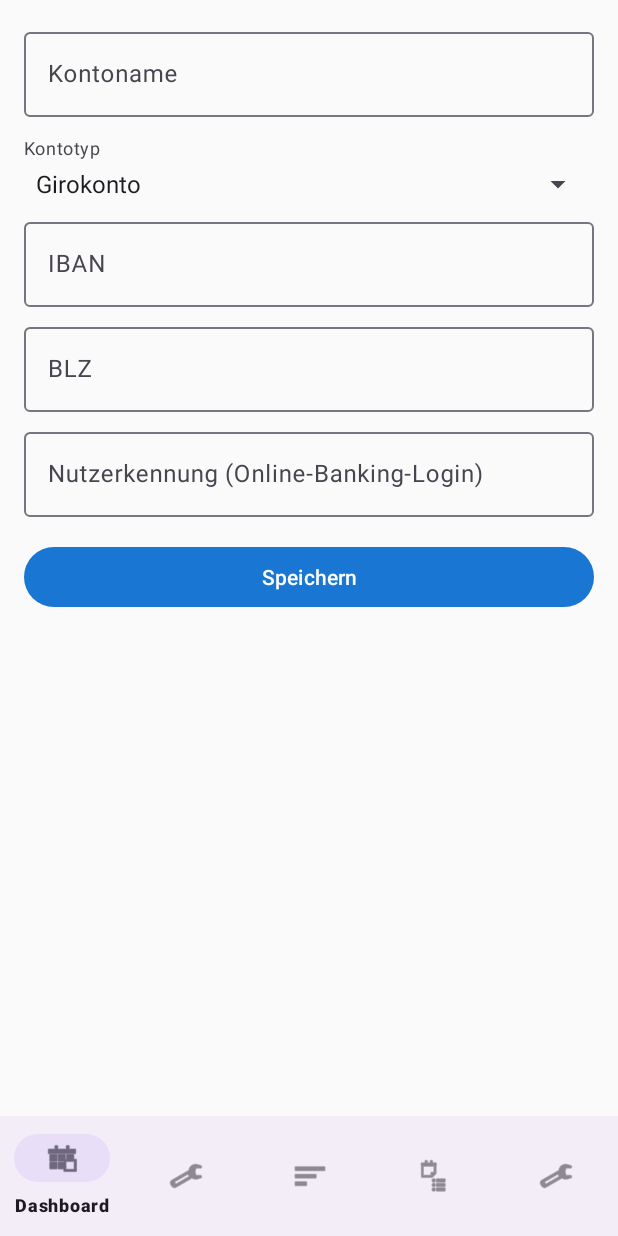
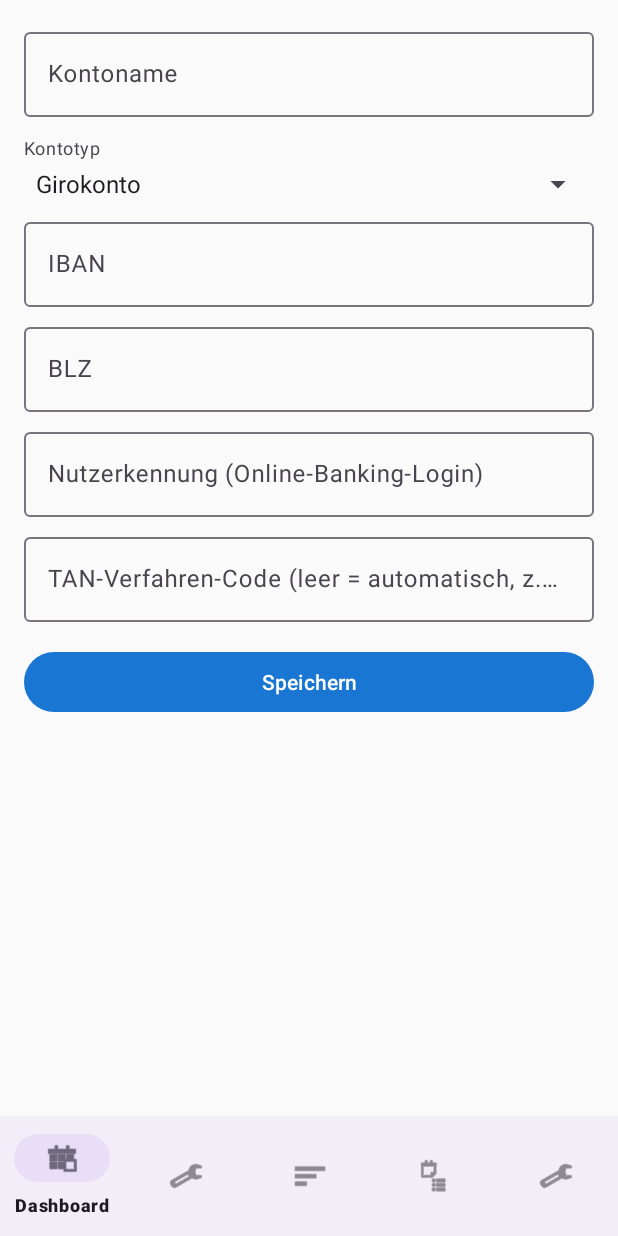
Before and after one commit to felix-dieterle/MyBudgets, an Android app: the AddEditAccountFragment screen opened through its navigation route, on a phone screen of 412 x 824 dp. Run offline under Robolectric (Android 15) with nearby library versions, the phone set to English and light mode, and no system bars; our stand-ins replace Dagger/Hilt's generated code, Room's generated code, navigation-ui.

Commit message:
feat: BBBank BestSign/pushTAN support (NEED_PT_SECMECH + decoupled confirm + tanMethod field)
Agent-Logs-Url: https://github.com/felix-dieterle/MyBudgets/sessions/be807da6-fd1d-4422-8431-84719fc370dd

Co-authored-by: felix-dieterle <1490062+felix-dieterle@users.noreply.github.com>

```diff
--- a/app/src/main/java/de/mybudgets/app/data/model/Account.kt
+++ b/app/src/main/java/de/mybudgets/app/data/model/Account.kt
@@ -20,6 +20,12 @@ data class Account(
     val iban: String = "",
     /** HBCI/FinTS login name (Nutzerkennung). Required for bank sync. */
     val userId: String = "",
+    /**
+     * HBCI/FinTS TAN security mechanism code (Sicherheitsfunktion).
+     * Leave empty to let hbci4j auto-select the first available method.
+     * For BBBank BestSign / pushTAN use the code assigned by your bank (e.g. "900").
+     */
+    val tanMethod: String = "",
     val createdAt: Long = System.currentTimeMillis(),
     val updatedAt: Long = System.currentTimeMillis()
 )
--- a/app/src/main/java/de/mybudgets/app/ui/accounts/AccountDetailFragment.kt
+++ b/app/src/main/java/de/mybudgets/app/ui/accounts/AccountDetailFragment.kt
@@ -18,6 +18,7 @@ import de.mybudgets.app.databinding.FragmentAccountDetailBinding
 import de.mybudgets.app.ui.transactions.TransactionAdapter
 import de.mybudgets.app.ui.transfers.pinDialog
 import de.mybudgets.app.ui.transfers.tanDialog
+import de.mybudgets.app.ui.transfers.decoupledConfirmDialog
 import de.mybudgets.app.util.CurrencyFormatter
 import de.mybudgets.app.viewmodel.AccountViewModel
 import de.mybudgets.app.worker.BankSyncWorker
@@ -107,6 +108,9 @@ class AccountDetailFragment : Fragment() {
         fintsService.tanProvider = { challenge ->
             tanDialog(requireActivity(), getString(R.string.transfer_tan_title, challenge))
         }
+        fintsService.decoupledConfirmProvider = { challenge ->
+            decoupledConfirmDialog(requireActivity(), challenge)
+        }
     }
 
     private fun showDatePickerForHistoricalSync() {
@@ -193,6 +197,7 @@ class AccountDetailFragment : Fragment() {
     override fun onDestroyView() {
         fintsService.pinProvider = null
         fintsService.tanProvider = null
+        fintsService.decoupledConfirmProvider = null
         super.onDestroyView()
         _binding = null
     }
--- a/app/src/main/java/de/mybudgets/app/ui/accounts/AddEditAccountFragment.kt
+++ b/app/src/main/java/de/mybudgets/app/ui/accounts/AddEditAccountFragment.kt
@@ -87,6 +87,7 @@ class AddEditAccountFragment : Fragment() {
                 iban            = binding.etIban.text.toString().trim(),
                 bankCode        = binding.etBankCode.text.toString().trim(),
                 userId          = binding.etUserId.text.toString().trim(),
+                tanMethod       = binding.etTanMethod.text.toString().trim(),
                 isVirtual       = isVirtual,
                 parentAccountId = parentAccountId
             )
--- a/app/src/main/java/de/mybudgets/app/ui/transfers/TransferFragment.kt
+++ b/app/src/main/java/de/mybudgets/app/ui/transfers/TransferFragment.kt
@@ -40,12 +40,15 @@ class TransferFragment : Fragment() {
     override fun onViewCreated(view: View, savedInstanceState: Bundle?) {
         super.onViewCreated(view, savedInstanceState)
 
-        // Register PIN and TAN providers that show dialogs
+        // Register PIN, TAN, and decoupled-confirm providers that show dialogs
         fintsService.pinProvider = { bankName ->
             pinDialog(requireActivity(), getString(R.string.transfer_pin_title, bankName))
         }
         fintsService.tanProvider = { challenge ->
             tanDialog(requireActivity(), getString(R.string.transfer_tan_title, challenge))
+        }
+        fintsService.decoupledConfirmProvider = { challenge ->
+            decoupledConfirmDialog(requireActivity(), challenge)
         }
 
         // Populate source account spinner (all accounts – virtual and real)
@@ -263,6 +266,7 @@ class TransferFragment : Fragment() {
     override fun onDestroyView() {
         fintsService.pinProvider = null
         fintsService.tanProvider = null
+        fintsService.decoupledConfirmProvider = null
         super.onDestroyView()
         _binding = null
     }
--- a/app/src/main/res/layout/fragment_add_edit_account.xml
+++ b/app/src/main/res/layout/fragment_add_edit_account.xml
@@ -80,6 +80,16 @@
                 android:inputType="text" />
         </com.google.android.material.textfield.TextInputLayout>
 
+        <com.google.android.material.textfield.TextInputLayout
+            android:layout_width="match_parent" android:layout_height="wrap_content"
+            android:layout_marginTop="8dp"
+            android:hint="@string/account_tan_method">
+            <com.google.android.material.textfield.TextInputEditText
+                android:id="@+id/et_tan_method"
+                android:layout_width="match_parent" android:layout_height="wrap_content"
+                android:inputType="number" />
+        </com.google.android.material.textfield.TextInputLayout>
+
         <com.google.android.material.button.MaterialButton
             android:id="@+id/btn_save"
             android:layout_width="match_parent" android:layout_height="wrap_content"
--- a/app/src/main/res/values/strings.xml
+++ b/app/src/main/res/values/strings.xml
@@ -17,6 +17,7 @@
     <string name="account_iban">IBAN</string>
     <string name="account_bank_code">BLZ</string>
     <string name="account_user_id">Nutzerkennung (Online-Banking-Login)</string>
+    <string name="account_tan_method">TAN-Verfahren-Code (leer = automatisch, z.B. 900 für BBBank BestSign/pushTAN)</string>
     <string name="account_parent_label">Verknüpftes echtes Konto</string>
     <string name="account_parent_hint">Bitte wähle das echte Konto aus, das diesem virtuellen Konto zugrunde liegt.</string>
     <string name="account_linked_to">Verknüpft mit:</string>
```
Also changed, not shown: app/src/main/java/de/mybudgets/app/data/banking/FintsService.kt (+35 -0 lines), app/src/main/java/de/mybudgets/app/data/db/AppDatabase.kt (+10 -2 lines), app/src/main/java/de/mybudgets/app/ui/transfers/PinTanDialogs.kt (+36 -0 lines).
